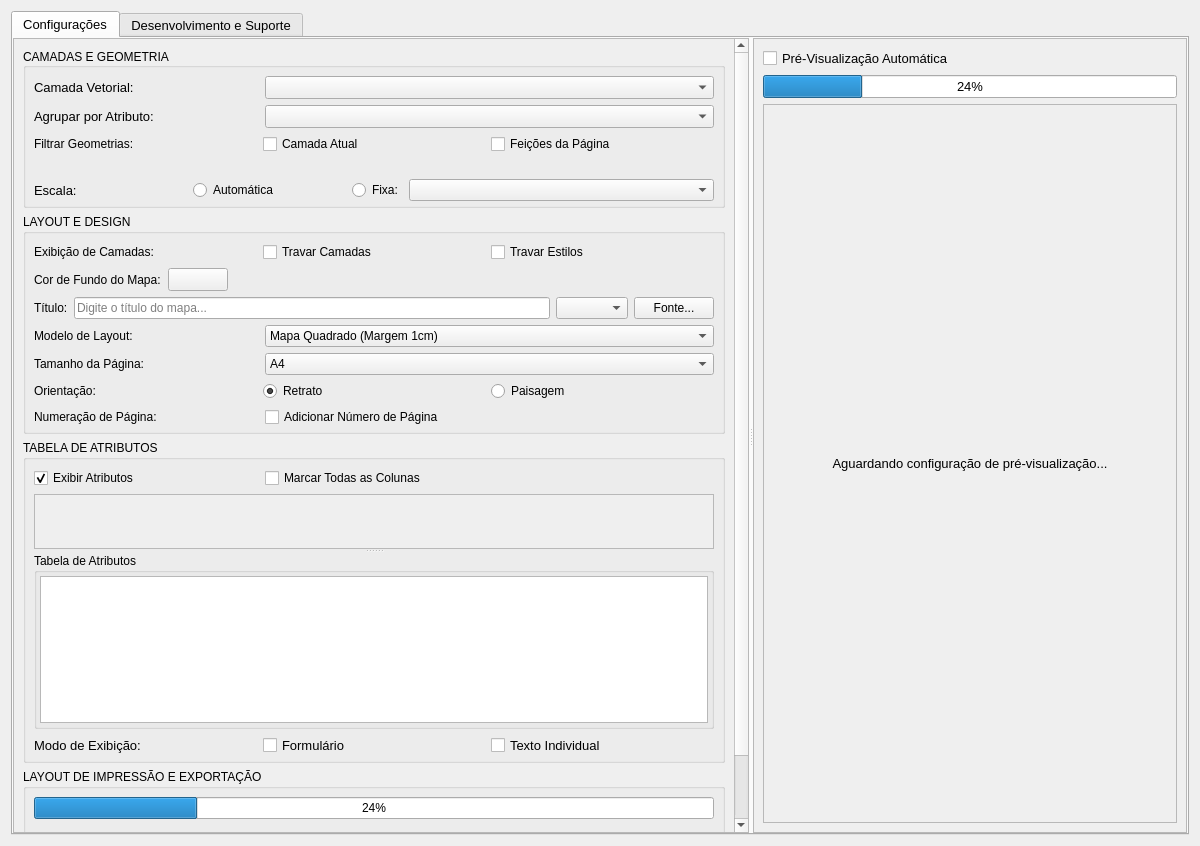
This is vector_to_map_dialog_base.ui in matheusdurso/VectorToMap as Qt 5 draws it before an edit. The edited form follows.
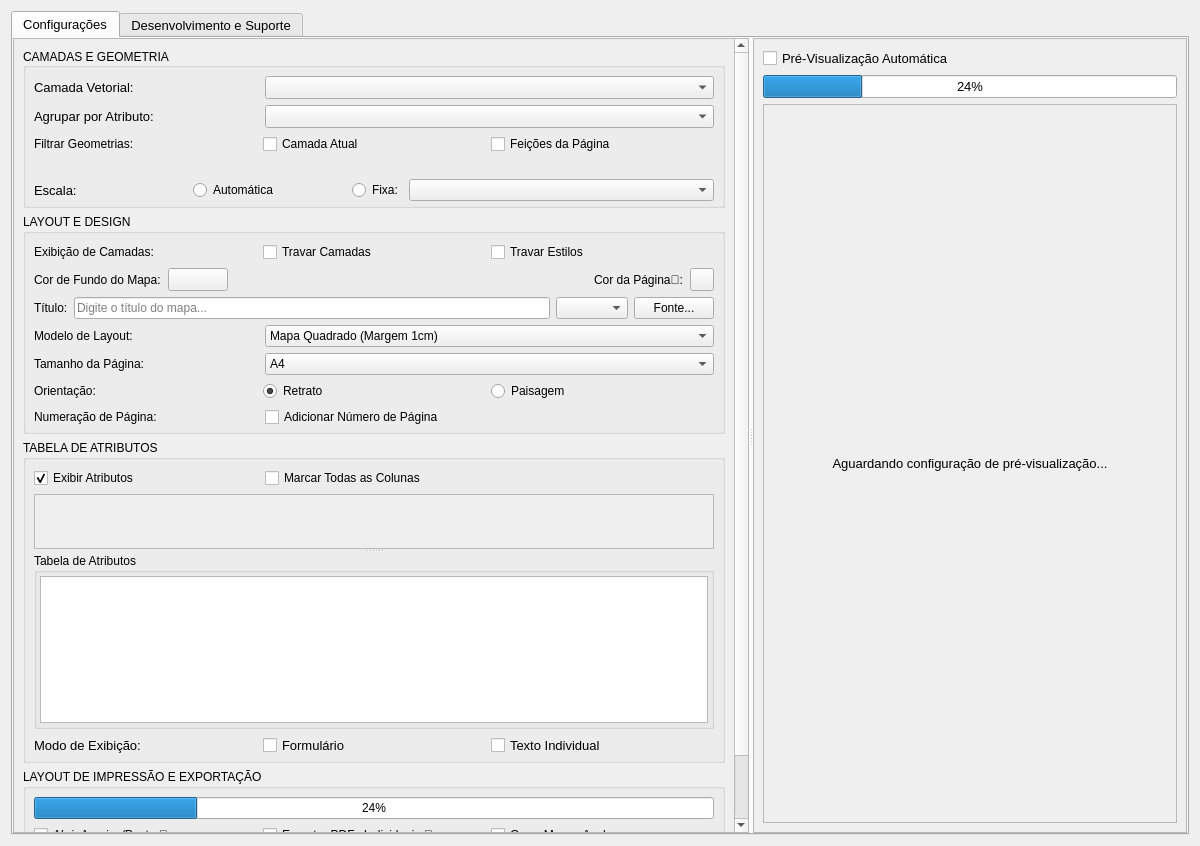
This is the edited form. Icons and pictures are not drawn. Custom widgets are drawn as their Qt base class.

```diff
--- a/vector_to_map_dialog_base.ui
+++ b/vector_to_map_dialog_base.ui
@@ -82,9 +82,9 @@
            <property name="geometry">
             <rect>
              <x>0</x>
-             <y>-196</y>
-             <width>701</width>
-             <height>984</height>
+             <y>0</y>
+             <width>703</width>
+             <height>957</height>
             </rect>
            </property>
            <layout class="QVBoxLayout" name="verticalLayout_4">
@@ -347,7 +347,7 @@
                 </layout>
                </item>
                <item>
-                <layout class="QHBoxLayout" name="horizontalLayout_14" stretch="0,0,0">
+                <layout class="QHBoxLayout" name="horizontalLayout_14" stretch="0,0,0,0,0">
                  <property name="spacing">
                   <number>7</number>
                  </property>
@@ -393,6 +393,23 @@
                    </property>
                   </spacer>
                  </item>
+                 <item>
+                  <widget class="QLabel" name="lbl_cor_pagina">
+                   <property name="toolTip">
+                    <string>Seleciona a cor e transparência do fundo do mapa. Dica: Para criar imagem de fundo transparente, deixe o fundo do mapa e da página transparentes e salve como PNG.</string>
+                   </property>
+                   <property name="text">
+                    <string>Cor da Página👑:</string>
+                   </property>
+                  </widget>
+                 </item>
+                 <item>
+                  <widget class="QgsColorButton" name="btn_cor_pagina">
+                   <property name="toolTip">
+                    <string>Escolha a cor e transparência do fundo da página. Dica: Para criar imagem de fundo transparente, deixe o fundo do mapa e da página transparentes e salve como PNG.</string>
+                   </property>
+                  </widget>
+                 </item>
                 </layout>
                </item>
                <item>
@@ -919,38 +936,25 @@
                 </widget>
                </item>
                <item>
-                <layout class="QHBoxLayout" name="horizontalLayout_7">
-                 <property name="topMargin">
-                  <number>0</number>
-                 </property>
-                 <item>
-                  <widget class="QCommandLinkButton" name="pushButton_ir_suporte">
-                   <property name="accessibleDescription">
-                    <string/>
-                   </property>
-                   <property name="text">
-                    <string>Apoiar Desenvolvimento</string>
-                   </property>
-                   <property name="description">
-                    <string>Ganhe acesso antecipado a recursos exclusivos.</string>
-                   </property>
-                  </widget>
-                 </item>
-                 <item>
-                  <layout class="QVBoxLayout" name="verticalLayout_15">
-                   <property name="spacing">
-                    <number>7</number>
-                   </property>
-                   <property name="leftMargin">
-                    <number>0</number>
-                   </property>
-                   <item>
                     <layout class="QHBoxLayout" name="horizontalLayout_15">
                      <property name="topMargin">
                       <number>0</number>
                      </property>
+                 <item>
+                  <widget class="QCheckBox" name="chk_abrir_arquivo">
+                   <property name="toolTip">
+                    <string>Recurso Pro. Abre automaticamente o leitor de PDF ou a pasta com as imagens assim que a exportação terminar.</string>
+                   </property>
+                   <property name="text">
+                    <string>Abrir Arquivo/Pasta 👑</string>
+                   </property>
+                  </widget>
+                 </item>
                      <item>
                       <widget class="QCheckBox" name="chk_export_individual">
+                   <property name="enabled">
+                    <bool>true</bool>
+                   </property>
                        <property name="toolTip">
                         <string>Exporta cada página como um arquivo PDF individual.</string>
                        </property>
@@ -958,7 +962,7 @@
                         <enum>Qt::LeftToRight</enum>
                        </property>
                        <property name="text">
-                        <string>Exportar PDFs Individuais</string>
+                    <string>Exportar PDFs Individuais 👑</string>
                        </property>
                       </widget>
                      </item>
@@ -975,6 +979,27 @@
                     </layout>
                    </item>
                    <item>
+                <layout class="QHBoxLayout" name="horizontalLayout_20">
+                 <property name="spacing">
+                  <number>7</number>
+                 </property>
+                 <property name="leftMargin">
+                  <number>0</number>
+                 </property>
+                 <item>
+                  <widget class="QCommandLinkButton" name="pushButton_ir_suporte">
+                   <property name="accessibleDescription">
+                    <string/>
+                   </property>
+                   <property name="text">
+                    <string>Apoiar Desenvolvimento</string>
+                   </property>
+                   <property name="description">
+                    <string/>
+                   </property>
+                  </widget>
+                 </item>
+                 <item>
                     <widget class="QDialogButtonBox" name="button_box">
                      <property name="orientation">
                       <enum>Qt::Horizontal</enum>
@@ -987,8 +1012,6 @@
                   </layout>
                  </item>
                 </layout>
-               </item>
-              </layout>
              </widget>
             </item>
            </layout>
```
Left out of the diff: 26 changed lines with no effect on the pictures. Lines whose indentation alone changed are shown as unchanged.
